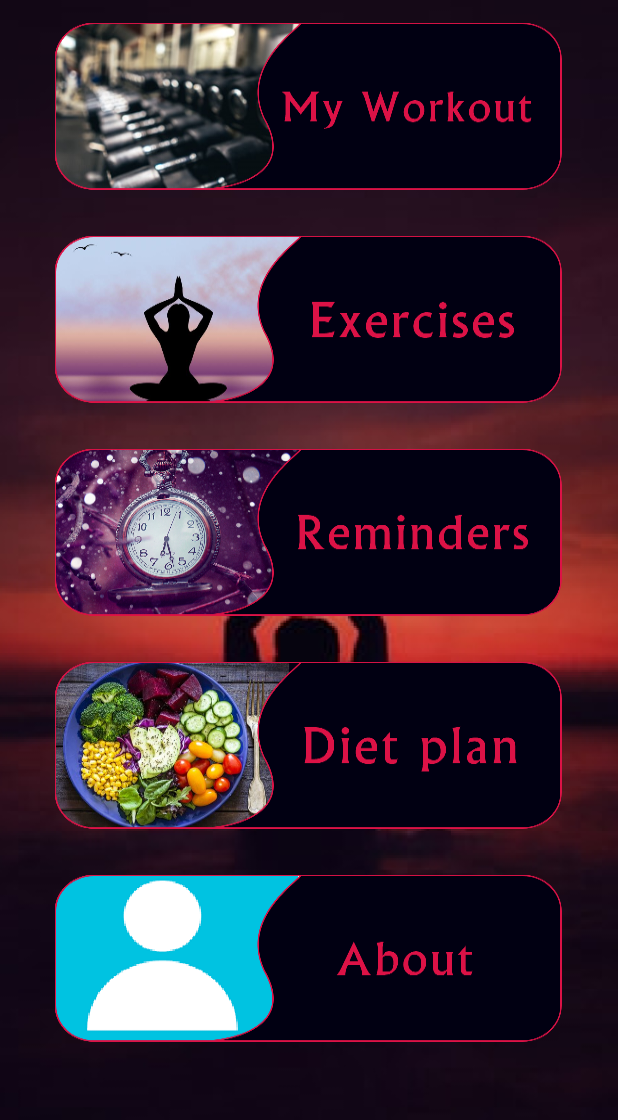
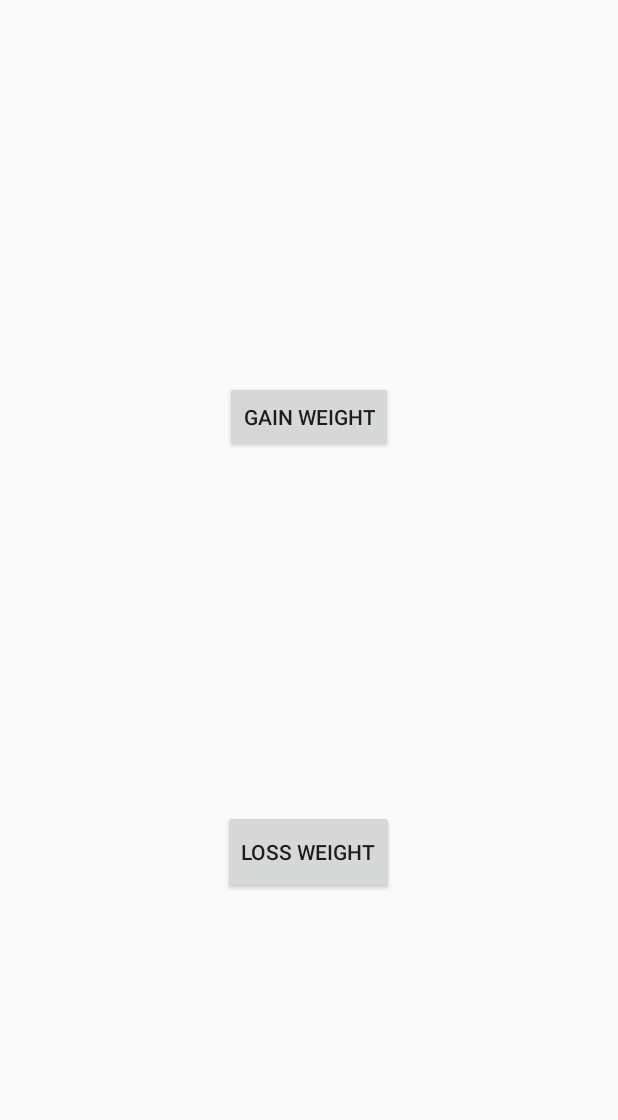
Before and after one commit to Anandhiswankar/fitness_app, an Android app: the screen it shows after launch (Home_page before the commit, diet after it), after a tap on an icon or button, on a phone screen of 412 x 824 dp. Shown: the top 1120 px of the screen. Run offline under Robolectric (Android 15) with nearby library versions, the phone set to English and light mode, and no system bars.

Commit message:
Layout for DietPlans

```diff
--- a/app/src/main/AndroidManifest.xml
+++ b/app/src/main/AndroidManifest.xml
@@ -10,15 +10,15 @@
         android:roundIcon="@mipmap/ic_launcher_round"
         android:supportsRtl="true"
         android:theme="@style/AppTheme">
-        <activity android:name=".my_profile"></activity>
+        <activity android:name=".diet_Plans"></activity>
+        <activity android:name=".diet" />
+        <activity android:name=".my_profile" />
         <activity android:name=".workout" />
         <activity android:name=".add_note" />
         <activity android:name=".exercise" />
         <activity android:name=".yoga_exe" />
         <activity android:name=".cardio_exe" />
         <activity android:name=".zumba_exe" />
-
-
         <activity
             android:name=".Home_page"
             android:screenOrientation="portrait"
--- a/app/src/main/java/com/ananddevelopment/fitness_care/Home_page.java
+++ b/app/src/main/java/com/ananddevelopment/fitness_care/Home_page.java
@@ -52,8 +52,8 @@ public class Home_page extends AppCompatActivity {
         ivDiet.setOnClickListener(new View.OnClickListener() {
             @Override
             public void onClick(View v) {
-               // Intent intent=new Intent(Home_page.this,diet.class);
-                //startActivity(intent);
+                Intent intent=new Intent(Home_page.this,diet.class);
+                startActivity(intent);
             }
         });ivAbout.setOnClickListener(new View.OnClickListener() {
             @Override
--- /dev/null
+++ b/app/src/main/java/com/ananddevelopment/fitness_care/diet.java
@@ -0,0 +1,26 @@
+package com.ananddevelopment.fitness_care;
+
+import android.content.Intent;
+import android.support.v7.app.AppCompatActivity;
+import android.os.Bundle;
+import android.view.View;
+import android.widget.Button;
+
+public class diet extends AppCompatActivity {
+
+    Button btnGain;
+
+    @Override
+    protected void onCreate(Bundle savedInstanceState) {
+        super.onCreate(savedInstanceState);
+        setContentView(R.layout.activity_diet);
+        btnGain=findViewById(R.id.btnGain);
+        btnGain.setOnClickListener(new View.OnClickListener() {
+            @Override
+            public void onClick(View v) {
+                Intent intent=new Intent(diet.this,diet_Plans.class);
+                startActivity(intent);
+            }
+        });
+    }
+}
--- /dev/null
+++ b/app/src/main/res/layout/activity_diet.xml
@@ -0,0 +1,70 @@
+<?xml version="1.0" encoding="utf-8"?>
+<android.support.constraint.ConstraintLayout xmlns:android="http://schemas.android.com/apk/res/android"
+    xmlns:app="http://schemas.android.com/apk/res-auto"
+    xmlns:tools="http://schemas.android.com/tools"
+    android:layout_width="match_parent"
+    android:layout_height="match_parent"
+    tools:context=".diet">
+
+    <FrameLayout
+        android:id="@+id/frameLayout8"
+        android:layout_width="match_parent"
+        android:layout_height="149dp"
+        app:layout_constraintEnd_toEndOf="parent"
+        app:layout_constraintStart_toStartOf="parent"
+        app:layout_constraintTop_toTopOf="parent">
+
+    </FrameLayout>
+
+    <FrameLayout
+        android:id="@+id/frameLayout13"
+        android:layout_width="match_parent"
+        android:layout_height="0dp"
+        app:layout_constraintBottom_toTopOf="@+id/frameLayout15"
+        app:layout_constraintEnd_toEndOf="parent"
+        app:layout_constraintStart_toStartOf="parent"
+        app:layout_constraintTop_toBottomOf="@+id/frameLayout8">
+
+        <android.support.constraint.ConstraintLayout
+            android:layout_width="match_parent"
+            android:layout_height="match_parent">
+
+            <Button
+                android:id="@+id/btnGain"
+                android:layout_width="wrap_content"
+                android:layout_height="wrap_content"
+                android:layout_marginStart="154dp"
+                android:layout_marginEnd="170dp"
+                android:text="@string/gain_weight"
+                app:layout_constraintBottom_toTopOf="@+id/button2"
+                app:layout_constraintEnd_toEndOf="parent"
+                app:layout_constraintHorizontal_bias="0.192"
+                app:layout_constraintStart_toStartOf="parent"
+                app:layout_constraintTop_toTopOf="parent"
+                app:layout_constraintVertical_bias="0.306" />
+
+            <Button
+                android:id="@+id/button2"
+                android:layout_width="wrap_content"
+                android:layout_height="56dp"
+                android:layout_marginBottom="112dp"
+                android:text="Loss Weight"
+                app:layout_constraintBottom_toBottomOf="parent"
+                app:layout_constraintEnd_toEndOf="parent"
+                app:layout_constraintHorizontal_bias="0.498"
+                app:layout_constraintStart_toStartOf="parent" />
+        </android.support.constraint.ConstraintLayout>
+    </FrameLayout>
+
+    <FrameLayout
+        android:id="@+id/frameLayout15"
+        android:layout_width="match_parent"
+        android:layout_height="116dp"
+        app:layout_constraintBottom_toBottomOf="parent"
+        app:layout_constraintEnd_toEndOf="parent"
+        app:layout_constraintHorizontal_bias="0.0"
+        app:layout_constraintStart_toStartOf="parent">
+
+    </FrameLayout>
+
+</android.support.constraint.ConstraintLayout>
--- a/app/src/main/res/values/strings.xml
+++ b/app/src/main/res/values/strings.xml
@@ -30,7 +30,7 @@
         It helps to improve health and happiness.\n \t\t Yoga is a systematic practice of physical
         exercise, breath control, relaxation, diet control, and positive thinking
         and meditation aimed at developing harmony in the body, mind, and environment.\n"</string>
-            <string name="cardio_text">
+    <string name="cardio_text">
 
                  Cardio exercise is any exercise that
                 raises your heart rate. Face it our bodies
@@ -59,8 +59,9 @@
         sculpting movements with easy-to-follow, fun dance steps. People seem to forget about working
         out during a Zumba session, allowing them to exercise longer, and burn even more calories.
         \n\n\t A typical Zumba session lasts about an hour and incorporates several dance styles, including cumbia,
-        merengue, salsa, reggaeton, mambo, rumba, flamenco, and calypso and Salsaton. The Latin music
+        merengue, salsa, reggaeton, mambo, rumba, flamenco, and calypso and Salsaton.The Latin music
         includes both fast and slow rhythms, allowing for a great cardio workout as well as body sculpting exercises.
         Depending on the instructor, you may even get a taste of belly dancing or hip-hop dancing, too.</string>
+    <string name="gain_weight">Gain Weight</string>
 
 </resources>
```
Also changed, not shown: app/src/main/java/com/ananddevelopment/fitness_care/diet_Plans.java (added, +13 -0 lines), app/src/main/res/layout/activity_diet__plans.xml (added, +152 -0 lines).
